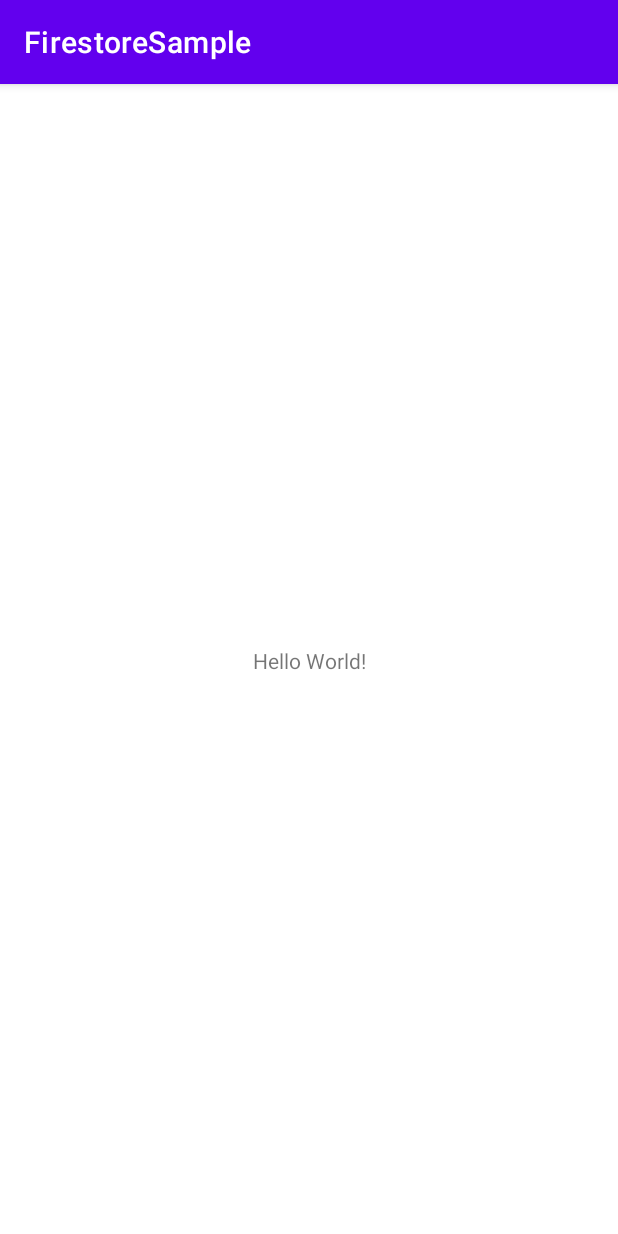
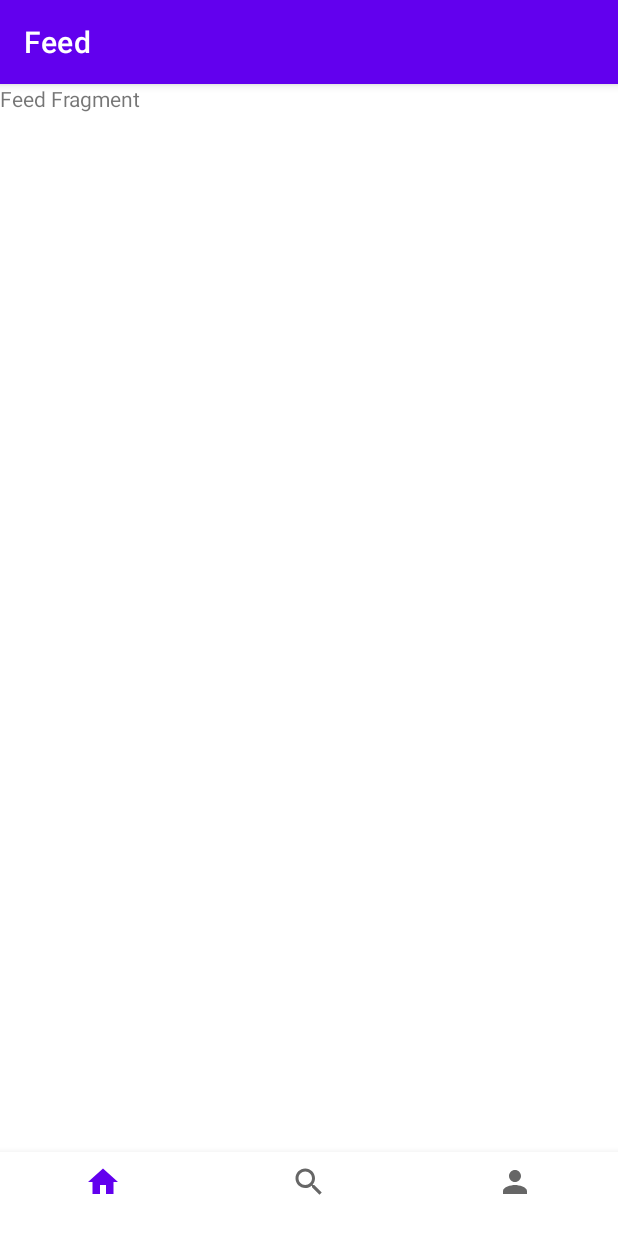
Before and after one commit to kharumax/kotlin-firestore-sample, an Android app: the screen it shows after launch (MainActivity), on a phone screen of 412 x 824 dp. Run offline under Robolectric (Android 15) with nearby library versions, the phone set to English and light mode, and no system bars; our stand-ins replace navigation-ui.

Commit message:
Navigation Settings

```diff
--- a/app/build.gradle
+++ b/app/build.gradle
@@ -5,8 +5,9 @@ plugins {
     id 'kotlin-kapt'
     id "androidx.navigation.safeargs.kotlin"
     id 'dagger.hilt.android.plugin'
+    id 'com.google.gms.google-services'
+}
 
-}
 
 android {
     compileSdkVersion 30
@@ -49,6 +50,7 @@ dependencies {
     implementation 'androidx.appcompat:appcompat:1.2.0'
     implementation 'com.google.android.material:material:1.2.1'
     implementation 'androidx.constraintlayout:constraintlayout:2.0.4'
+    implementation 'androidx.legacy:legacy-support-v4:1.0.0'
     testImplementation 'junit:junit:4.+'
     androidTestImplementation 'androidx.test.ext:junit:1.1.2'
     androidTestImplementation 'androidx.test.espresso:espresso-core:3.3.0'
--- a/app/src/main/AndroidManifest.xml
+++ b/app/src/main/AndroidManifest.xml
@@ -9,6 +9,7 @@
         android:roundIcon="@mipmap/ic_launcher_round"
         android:supportsRtl="true"
         android:theme="@style/Theme.FirestoreSample">
+        <activity android:name=".ui.activities.AuthActivity"></activity>
         <activity android:name=".ui.activities.MainActivity">
             <intent-filter>
                 <action android:name="android.intent.action.MAIN" />
--- a/app/src/main/java/com/example/firestoresample/ui/activities/MainActivity.kt
+++ b/app/src/main/java/com/example/firestoresample/ui/activities/MainActivity.kt
@@ -2,12 +2,33 @@ package com.example.firestoresample.ui.activities
 
 import androidx.appcompat.app.AppCompatActivity
 import android.os.Bundle
+import androidx.navigation.NavController
+import androidx.navigation.findNavController
+import androidx.navigation.ui.AppBarConfiguration
+import androidx.navigation.ui.setupActionBarWithNavController
+import androidx.navigation.ui.setupWithNavController
 import com.example.firestoresample.R
+import kotlinx.android.synthetic.main.activity_main.*
 
 
 class MainActivity : AppCompatActivity() {
+
+    private lateinit var navController: NavController
+
     override fun onCreate(savedInstanceState: Bundle?) {
         super.onCreate(savedInstanceState)
         setContentView(R.layout.activity_main)
+
+        navController = findNavController(R.id.navHostHomeFragment)
+        val appBarConfiguration =  AppBarConfiguration(
+            setOf(R.id.feedFragment,R.id.searchFragment,R.id.profileFragment)
+        )
+
+        bottomNavigationView.setupWithNavController(navController)
+        setupActionBarWithNavController(navController,appBarConfiguration)
+    }
+
+    override fun onSupportNavigateUp(): Boolean {
+        return super.onSupportNavigateUp() || navController.navigateUp()
     }
 }
--- /dev/null
+++ b/app/src/main/java/com/example/firestoresample/ui/fragments/FeedFragment.kt
@@ -0,0 +1,21 @@
+package com.example.firestoresample.ui.fragments
+
+import android.os.Bundle
+import androidx.fragment.app.Fragment
+import android.view.LayoutInflater
+import android.view.View
+import android.view.ViewGroup
+import com.example.firestoresample.R
+
+
+class FeedFragment : Fragment() {
+
+    override fun onCreateView(
+        inflater: LayoutInflater, container: ViewGroup?,
+        savedInstanceState: Bundle?
+    ): View? {
+        // Inflate the layout for this fragment
+        return inflater.inflate(R.layout.fragment_feed, container, false)
+    }
+
+}
--- /dev/null
+++ b/app/src/main/res/drawable/ic_home.xml
@@ -0,0 +1,10 @@
+<vector xmlns:android="http://schemas.android.com/apk/res/android"
+    android:width="24dp"
+    android:height="24dp"
+    android:viewportWidth="24"
+    android:viewportHeight="24"
+    android:tint="?attr/colorControlNormal">
+  <path
+      android:fillColor="@android:color/white"
+      android:pathData="M10,20v-6h4v6h5v-8h3L12,3 2,12h3v8z"/>
+</vector>
--- /dev/null
+++ b/app/src/main/res/drawable/ic_person.xml
@@ -0,0 +1,10 @@
+<vector xmlns:android="http://schemas.android.com/apk/res/android"
+    android:width="24dp"
+    android:height="24dp"
+    android:viewportWidth="24"
+    android:viewportHeight="24"
+    android:tint="?attr/colorControlNormal">
+  <path
+      android:fillColor="@android:color/white"
+      android:pathData="M12,12c2.21,0 4,-1.79 4,-4s-1.79,-4 -4,-4 -4,1.79 -4,4 1.79,4 4,4zM12,14c-2.67,0 -8,1.34 -8,4v2h16v-2c0,-2.66 -5.33,-4 -8,-4z"/>
+</vector>
--- /dev/null
+++ b/app/src/main/res/drawable/ic_search.xml
@@ -0,0 +1,10 @@
+<vector xmlns:android="http://schemas.android.com/apk/res/android"
+    android:width="24dp"
+    android:height="24dp"
+    android:viewportWidth="24"
+    android:viewportHeight="24"
+    android:tint="?attr/colorControlNormal">
+  <path
+      android:fillColor="@android:color/white"
+      android:pathData="M15.5,14h-0.79l-0.28,-0.27C15.41,12.59 16,11.11 16,9.5 16,5.91 13.09,3 9.5,3S3,5.91 3,9.5 5.91,16 9.5,16c1.61,0 3.09,-0.59 4.23,-1.57l0.27,0.28v0.79l5,4.99L20.49,19l-4.99,-5zM9.5,14C7.01,14 5,11.99 5,9.5S7.01,5 9.5,5 14,7.01 14,9.5 11.99,14 9.5,14z"/>
+</vector>
--- a/app/src/main/res/layout/activity_main.xml
+++ b/app/src/main/res/layout/activity_main.xml
@@ -6,13 +6,26 @@
     android:layout_height="match_parent"
     tools:context=".ui.activities.MainActivity">
 
-    <TextView
-        android:layout_width="wrap_content"
+    <fragment
+        android:id="@+id/navHostHomeFragment"
+        android:name="androidx.navigation.fragment.NavHostFragment"
+        android:layout_width="match_parent"
+        android:layout_height="0dp"
+        app:defaultNavHost="true"
+        app:layout_constraintBottom_toTopOf="@+id/bottomNavigationView"
+        app:layout_constraintEnd_toEndOf="parent"
+        app:layout_constraintStart_toStartOf="parent"
+        app:layout_constraintTop_toTopOf="parent"
+        app:navGraph="@navigation/home_nav" />
+
+    <com.google.android.material.bottomnavigation.BottomNavigationView
+        android:id="@+id/bottomNavigationView"
+        android:layout_width="0dp"
         android:layout_height="wrap_content"
-        android:text="Hello World!"
         app:layout_constraintBottom_toBottomOf="parent"
-        app:layout_constraintLeft_toLeftOf="parent"
-        app:layout_constraintRight_toRightOf="parent"
-        app:layout_constraintTop_toTopOf="parent" />
-
+        app:layout_constraintEnd_toEndOf="parent"
+        app:layout_constraintHorizontal_bias="0.5"
+        app:layout_constraintStart_toStartOf="parent"
+        app:menu="@menu/bottom_nav_menu"
+        />
 </androidx.constraintlayout.widget.ConstraintLayout>
--- /dev/null
+++ b/app/src/main/res/layout/fragment_feed.xml
@@ -0,0 +1,14 @@
+<?xml version="1.0" encoding="utf-8"?>
+<androidx.constraintlayout.widget.ConstraintLayout
+    xmlns:android="http://schemas.android.com/apk/res/android"
+    xmlns:tools="http://schemas.android.com/tools"
+    android:layout_width="match_parent"
+    android:layout_height="match_parent"
+    tools:context=".ui.fragments.FeedFragment">
+
+    <TextView
+        android:layout_width="match_parent"
+        android:layout_height="match_parent"
+        android:text="Feed Fragment" />
+
+</androidx.constraintlayout.widget.ConstraintLayout>
--- /dev/null
+++ b/app/src/main/res/menu/bottom_nav_menu.xml
@@ -0,0 +1,20 @@
+<?xml version="1.0" encoding="utf-8"?>
+<menu xmlns:android="http://schemas.android.com/apk/res/android"
+    xmlns:app="http://schemas.android.com/apk/res-auto">
+
+    <item
+        android:id="@+id/feedFragment"
+        android:title="@string/feed_fragment"
+        android:icon="@drawable/ic_home"/>
+
+    <item
+        android:id="@+id/searchFragment"
+        android:title="@string/search_fragment"
+        android:icon="@drawable/ic_search"/>
+
+    <item
+        android:id="@+id/profileFragment"
+        android:title="@string/profile_fragment"
+        android:icon="@drawable/ic_person"/>
+
+</menu>
--- /dev/null
+++ b/app/src/main/res/navigation/home_nav.xml
@@ -0,0 +1,23 @@
+<?xml version="1.0" encoding="utf-8"?>
+<navigation xmlns:android="http://schemas.android.com/apk/res/android"
+    xmlns:app="http://schemas.android.com/apk/res-auto"
+    xmlns:tools="http://schemas.android.com/tools"
+    android:id="@+id/home_nav"
+    app:startDestination="@id/feedFragment">
+
+    <fragment
+        android:id="@+id/feedFragment"
+        android:name="com.example.firestoresample.ui.fragments.FeedFragment"
+        android:label="Feed"
+        tools:layout="@layout/fragment_feed" />
+    <fragment
+        android:id="@+id/searchFragment"
+        android:name="com.example.firestoresample.ui.fragments.SearchFragment"
+        android:label="Search"
+        tools:layout="@layout/fragment_search" />
+    <fragment
+        android:id="@+id/profileFragment"
+        android:name="com.example.firestoresample.ui.fragments.ProfileFragment"
+        android:label="Profile"
+        tools:layout="@layout/fragment_profile" />
+</navigation>
--- a/app/src/main/res/values/strings.xml
+++ b/app/src/main/res/values/strings.xml
@@ -1,3 +1,8 @@
 <resources>
     <string name="app_name">FirestoreSample</string>
+
+    <string name="hello_blank_fragment">Hello blank fragment</string>
+    <string name="search_fragment"></string>
+    <string name="feed_fragment"></string>
+    <string name="profile_fragment"></string>
 </resources>
--- a/build.gradle
+++ b/build.gradle
@@ -12,6 +12,8 @@ buildscript {
 
         classpath "androidx.navigation:navigation-safe-args-gradle-plugin:2.3.0"
         classpath "com.google.dagger:hilt-android-gradle-plugin:2.28-alpha"
+
+        classpath 'com.google.gms:google-services:4.3.4'
         // NOTE: Do not place your application dependencies here; they belong
         // in the individual module build.gradle files
     }
```
Also changed, not shown: app/src/main/java/com/example/firestoresample/ui/activities/AuthActivity.kt (added, +12 -0 lines), app/src/main/java/com/example/firestoresample/ui/fragments/ProfileFragment.kt (added, +21 -0 lines), app/src/main/java/com/example/firestoresample/ui/fragments/SearchFragment.kt (added, +22 -0 lines), app/src/main/res/layout/activity_auth.xml (added, +9 -0 lines), app/src/main/res/layout/fragment_profile.xml (added, +15 -0 lines), app/src/main/res/layout/fragment_search.xml (added, +15 -0 lines).
